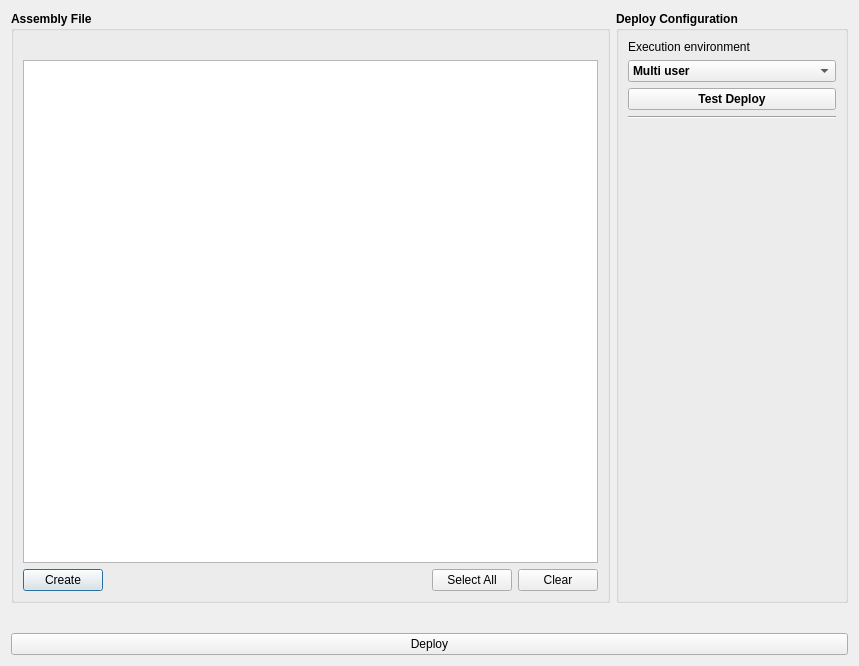
The window that src/miro/mirodeploydialog.ui (GAMS-dev/studio) describes before a commit, drawn with Qt 5.
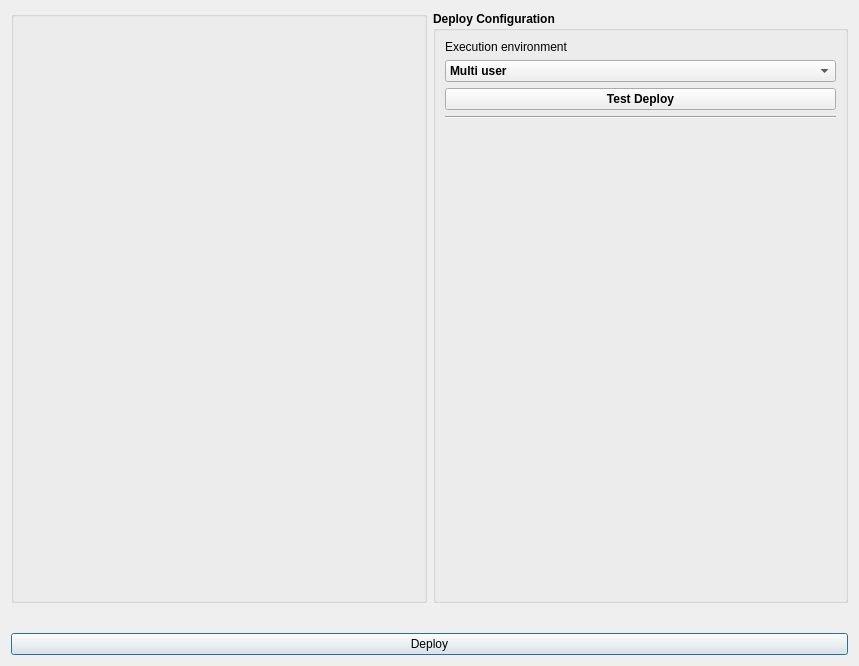
The same window after the commit. Custom widgets are drawn as their Qt base class.

The edit to the form file:
```diff
--- a/src/miro/mirodeploydialog.ui
+++ b/src/miro/mirodeploydialog.ui
@@ -17,84 +17,13 @@
    <item>
     <layout class="QHBoxLayout" name="horizontalLayout">
      <item>
-      <widget class="QGroupBox" name="groupBox_2">
-       <property name="font">
-        <font>
-         <weight>75</weight>
-         <bold>true</bold>
-        </font>
+      <widget class="gams::studio::fs::FileSystemWidget" name="fsWidget">
+       <property name="minimumSize">
+        <size>
+         <width>10</width>
+         <height>0</height>
+        </size>
        </property>
-       <property name="title">
-        <string>Assembly File</string>
-       </property>
-       <layout class="QVBoxLayout" name="verticalLayout_4">
-        <item>
-         <widget class="QLabel" name="assemblyFileLabel">
-          <property name="text">
-           <string/>
-          </property>
-         </widget>
-        </item>
-        <item>
-         <widget class="QTreeView" name="directoryView"/>
-        </item>
-        <item>
-         <layout class="QHBoxLayout" name="horizontalLayout_2">
-          <item>
-           <widget class="QPushButton" name="createButton">
-            <property name="font">
-             <font>
-              <weight>50</weight>
-              <bold>false</bold>
-             </font>
-            </property>
-            <property name="text">
-             <string>Create</string>
-            </property>
-           </widget>
-          </item>
-          <item>
-           <spacer name="horizontalSpacer">
-            <property name="orientation">
-             <enum>Qt::Horizontal</enum>
-            </property>
-            <property name="sizeHint" stdset="0">
-             <size>
-              <width>40</width>
-              <height>20</height>
-             </size>
-            </property>
-           </spacer>
-          </item>
-          <item>
-           <widget class="QPushButton" name="selectAllButton">
-            <property name="font">
-             <font>
-              <weight>50</weight>
-              <bold>false</bold>
-             </font>
-            </property>
-            <property name="text">
-             <string>Select All</string>
-            </property>
-           </widget>
-          </item>
-          <item>
-           <widget class="QPushButton" name="clearButton">
-            <property name="font">
-             <font>
-              <weight>50</weight>
-              <bold>false</bold>
-             </font>
-            </property>
-            <property name="text">
-             <string>Clear</string>
-            </property>
-           </widget>
-          </item>
-         </layout>
-        </item>
-       </layout>
       </widget>
      </item>
      <item>
@@ -227,6 +156,14 @@
    </item>
   </layout>
  </widget>
+ <customwidgets>
+  <customwidget>
+   <class>gams::studio::fs::FileSystemWidget</class>
+   <extends>QGroupBox</extends>
+   <header location="global">filesystemwidget.h</header>
+   <container>1</container>
+  </customwidget>
+ </customwidgets>
  <tabstops>
   <tabstop>targetEnvBox</tabstop>
   <tabstop>testBaseButton</tabstop>
```
